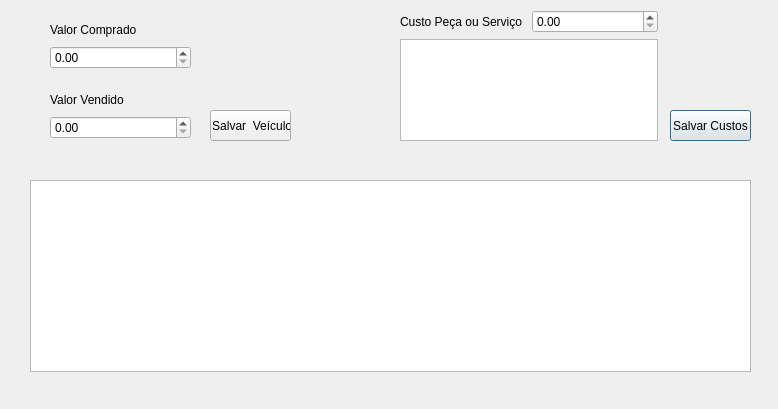
Old version of the form carregistriesdialog.ui in the repository walter-agostinho/Vehicle_Searching.
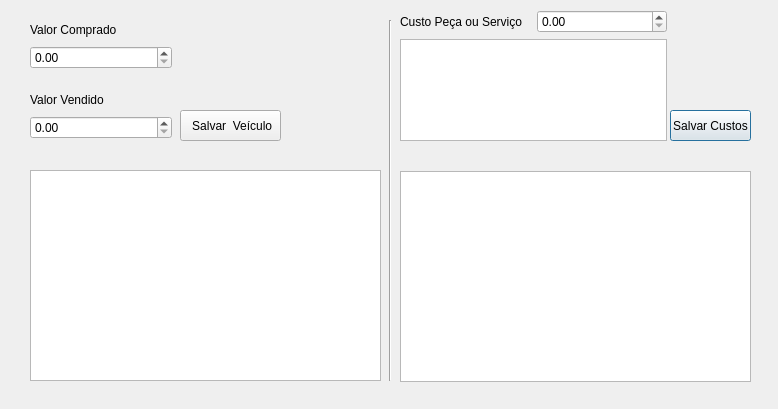
New version of the form.

Commit message: show vehicles saved in table

What changed in the file:
```diff
--- a/carregistriesdialog.ui
+++ b/carregistriesdialog.ui
@@ -16,19 +16,19 @@
   <widget class="QTableWidget" name="costsTableWidget">
    <property name="geometry">
     <rect>
-     <x>30</x>
-     <y>180</y>
-     <width>721</width>
-     <height>192</height>
+     <x>400</x>
+     <y>171</y>
+     <width>351</width>
+     <height>211</height>
     </rect>
    </property>
   </widget>
   <widget class="QWidget" name="layoutWidget">
    <property name="geometry">
     <rect>
-     <x>50</x>
+     <x>30</x>
      <y>20</y>
-     <width>141</width>
+     <width>142</width>
      <height>49</height>
     </rect>
    </property>
@@ -41,7 +41,11 @@
      </widget>
     </item>
     <item>
-     <widget class="QDoubleSpinBox" name="pricePaidSpinBox"/>
+     <widget class="QDoubleSpinBox" name="pricePaidSpinBox">
+      <property name="maximum">
+       <double>999999999999999.000000000000000</double>
+      </property>
+     </widget>
     </item>
    </layout>
   </widget>
@@ -50,7 +54,7 @@
     <rect>
      <x>400</x>
      <y>10</y>
-     <width>258</width>
+     <width>267</width>
      <height>131</height>
     </rect>
    </property>
@@ -68,7 +72,11 @@
        </widget>
       </item>
       <item>
-       <widget class="QDoubleSpinBox" name="costPriceSpinBox"/>
+       <widget class="QDoubleSpinBox" name="costPriceSpinBox">
+        <property name="maximum">
+         <double>999999999999999.000000000000000</double>
+        </property>
+       </widget>
       </item>
      </layout>
     </item>
@@ -80,9 +88,9 @@
   <widget class="QWidget" name="layoutWidget">
    <property name="geometry">
     <rect>
-     <x>50</x>
+     <x>30</x>
      <y>90</y>
-     <width>141</width>
+     <width>142</width>
      <height>49</height>
     </rect>
    </property>
@@ -95,7 +103,11 @@
      </widget>
     </item>
     <item>
-     <widget class="QDoubleSpinBox" name="priceSoldSpinBox"/>
+     <widget class="QDoubleSpinBox" name="priceSoldSpinBox">
+      <property name="maximum">
+       <double>999999999999999.000000000000000</double>
+      </property>
+     </widget>
     </item>
    </layout>
   </widget>
@@ -115,9 +127,9 @@
   <widget class="QPushButton" name="saveVehicleButton">
    <property name="geometry">
     <rect>
-     <x>210</x>
+     <x>180</x>
      <y>110</y>
-     <width>81</width>
+     <width>101</width>
      <height>31</height>
     </rect>
    </property>
@@ -125,6 +137,29 @@
     <string> Salvar  Veículo</string>
    </property>
   </widget>
+  <widget class="QTableWidget" name="vehiclesTableWidget">
+   <property name="geometry">
+    <rect>
+     <x>30</x>
+     <y>170</y>
+     <width>351</width>
+     <height>211</height>
+    </rect>
+   </property>
+  </widget>
+  <widget class="Line" name="line">
+   <property name="geometry">
+    <rect>
+     <x>380</x>
+     <y>20</y>
+     <width>20</width>
+     <height>361</height>
+    </rect>
+   </property>
+   <property name="orientation">
+    <enum>Qt::Vertical</enum>
+   </property>
+  </widget>
  </widget>
  <resources/>
  <connections/>
```
The commit also changes 5 other files.
